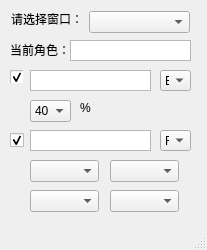
Qt form sg-util.ui (thebe4st/sg-helper) before a commit.
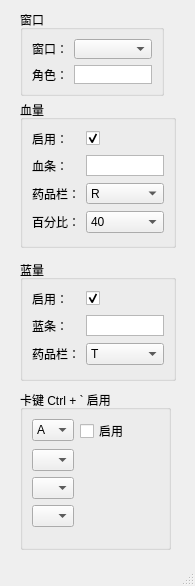
The same form after that commit.

Commit message: 优化界面、卡键新增全局快捷键 Ctrl + `

The edit to the form file:
```diff
--- a/sg-util.ui
+++ b/sg-util.ui
@@ -12,26 +12,26 @@
    <rect>
     <x>0</x>
     <y>0</y>
-    <width>207</width>
-    <height>250</height>
+    <width>195</width>
+    <height>586</height>
    </rect>
   </property>
   <property name="sizePolicy">
-   <sizepolicy hsizetype="Fixed" vsizetype="Fixed">
-    <horstretch>207</horstretch>
-    <verstretch>31</verstretch>
+   <sizepolicy hsizetype="Expanding" vsizetype="Expanding">
+    <horstretch>255</horstretch>
+    <verstretch>100</verstretch>
    </sizepolicy>
   </property>
   <property name="minimumSize">
    <size>
-    <width>207</width>
-    <height>250</height>
+    <width>195</width>
+    <height>586</height>
    </size>
   </property>
   <property name="maximumSize">
    <size>
-    <width>207</width>
-    <height>250</height>
+    <width>195</width>
+    <height>586</height>
    </size>
   </property>
   <property name="acceptDrops">
@@ -41,83 +41,28 @@
    <string>三国魔手</string>
   </property>
   <widget class="QWidget" name="centralwidget">
-   <widget class="QComboBox" name="WindowSelecter">
+   <widget class="QGroupBox" name="groupBox">
     <property name="geometry">
      <rect>
-      <x>89</x>
-      <y>11</y>
-      <width>101</width>
-      <height>22</height>
+      <x>20</x>
+      <y>100</y>
+      <width>156</width>
+      <height>148</height>
      </rect>
     </property>
-    <property name="layoutDirection">
-     <enum>Qt::LeftToRight</enum>
+    <property name="title">
+     <string>血量</string>
     </property>
-    <property name="editable">
-     <bool>false</bool>
-    </property>
-   </widget>
-   <widget class="QLabel" name="label">
-    <property name="geometry">
-     <rect>
-      <x>11</x>
-      <y>11</y>
-      <width>72</width>
-      <height>16</height>
-     </rect>
-    </property>
+    <layout class="QGridLayout" name="gridLayout">
+     <item row="0" column="0">
+      <widget class="QLabel" name="label_5">
     <property name="text">
-     <string>请选择窗口：</string>
-    </property>
-   </widget>
-   <widget class="QLabel" name="label_2">
-    <property name="geometry">
-     <rect>
-      <x>10</x>
-      <y>40</y>
-      <width>71</width>
-      <height>20</height>
-     </rect>
-    </property>
-    <property name="text">
-     <string>当前角色：</string>
-    </property>
-   </widget>
-   <widget class="QGraphicsView" name="CurrentRolePicture">
-    <property name="geometry">
-     <rect>
-      <x>70</x>
-      <y>40</y>
-      <width>121</width>
-      <height>21</height>
-     </rect>
-    </property>
-    <property name="lineWidth">
-     <number>8</number>
-    </property>
-    <property name="interactive">
-     <bool>false</bool>
-    </property>
-   </widget>
-   <widget class="QGraphicsView" name="CurrentBloodPicture">
-    <property name="geometry">
-     <rect>
-      <x>30</x>
-      <y>70</y>
-      <width>121</width>
-      <height>21</height>
-     </rect>
-    </property>
-   </widget>
+        <string>启用：</string>
+       </property>
+      </widget>
+     </item>
+     <item row="0" column="1">
    <widget class="QCheckBox" name="EnableBloodHelper">
-    <property name="geometry">
-     <rect>
-      <x>10</x>
-      <y>70</y>
-      <width>13</width>
-      <height>13</height>
-     </rect>
-    </property>
     <property name="text">
      <string/>
     </property>
@@ -125,15 +70,107 @@
      <bool>true</bool>
     </property>
    </widget>
+     </item>
+     <item row="1" column="0">
+      <widget class="QLabel" name="label_3">
+       <property name="text">
+        <string>血条：</string>
+       </property>
+      </widget>
+     </item>
+     <item row="1" column="1">
+      <widget class="QGraphicsView" name="CurrentBloodPicture">
+       <property name="sizePolicy">
+        <sizepolicy hsizetype="Fixed" vsizetype="Fixed">
+         <horstretch>0</horstretch>
+         <verstretch>0</verstretch>
+        </sizepolicy>
+       </property>
+       <property name="maximumSize">
+        <size>
+         <width>80</width>
+         <height>21</height>
+        </size>
+       </property>
+      </widget>
+     </item>
+     <item row="2" column="0">
+      <widget class="QLabel" name="label_4">
+       <property name="text">
+        <string>药品栏：</string>
+       </property>
+      </widget>
+     </item>
+     <item row="2" column="1">
+      <widget class="QComboBox" name="MinBloodKeySelecter">
+       <property name="maximumSize">
+        <size>
+         <width>80</width>
+         <height>21</height>
+        </size>
+       </property>
+       <property name="layoutDirection">
+        <enum>Qt::LayoutDirection::LeftToRight</enum>
+       </property>
+       <property name="editable">
+        <bool>false</bool>
+       </property>
+       <item>
+        <property name="text">
+         <string>R</string>
+        </property>
+       </item>
+       <item>
+        <property name="text">
+         <string>E</string>
+        </property>
+       </item>
+       <item>
+        <property name="text">
+         <string notr="true" extracomment="A1">A</string>
+        </property>
+       </item>
+       <item>
+        <property name="text">
+         <string>B</string>
+        </property>
+       </item>
+       <item>
+        <property name="text">
+         <string>C</string>
+        </property>
+       </item>
+       <item>
+        <property name="text">
+         <string>D</string>
+        </property>
+       </item>
+       <item>
+        <property name="text">
+         <string>Q</string>
+        </property>
+       </item>
+       <item>
+        <property name="text">
+         <string>W</string>
+        </property>
+       </item>
+       <item>
+        <property name="text">
+         <string>T</string>
+        </property>
+       </item>
+      </widget>
+     </item>
+     <item row="3" column="0">
+      <widget class="QLabel" name="label_6">
+       <property name="text">
+        <string>百分比：</string>
+       </property>
+      </widget>
+     </item>
+     <item row="3" column="1">
    <widget class="QComboBox" name="MinBloodPrecentageSelecter">
-    <property name="geometry">
-     <rect>
-      <x>30</x>
-      <y>100</y>
-      <width>41</width>
-      <height>22</height>
-     </rect>
-    </property>
     <item>
      <property name="text">
       <string>40</string>
@@ -155,15 +192,31 @@
      </property>
     </item>
    </widget>
+     </item>
+    </layout>
+   </widget>
+   <widget class="QGroupBox" name="groupBox_2">
+    <property name="geometry">
+     <rect>
+      <x>20</x>
+      <y>260</y>
+      <width>156</width>
+      <height>121</height>
+     </rect>
+    </property>
+    <property name="title">
+     <string>蓝量</string>
+    </property>
+    <layout class="QGridLayout" name="gridLayout_2">
+     <item row="0" column="0">
+      <widget class="QLabel" name="label_7">
+       <property name="text">
+        <string>启用：</string>
+       </property>
+      </widget>
+     </item>
+     <item row="0" column="1">
    <widget class="QCheckBox" name="EnableMagicHelper">
-    <property name="geometry">
-     <rect>
-      <x>10</x>
-      <y>130</y>
-      <width>16</width>
-      <height>20</height>
-     </rect>
-    </property>
     <property name="text">
      <string/>
     </property>
@@ -171,92 +224,44 @@
      <bool>true</bool>
     </property>
    </widget>
+     </item>
+     <item row="1" column="0">
+      <widget class="QLabel" name="label_8">
+       <property name="text">
+        <string>蓝条：</string>
+       </property>
+      </widget>
+     </item>
+     <item row="1" column="1">
    <widget class="QGraphicsView" name="CurrentMagicPicture">
-    <property name="geometry">
-     <rect>
-      <x>30</x>
-      <y>130</y>
-      <width>121</width>
+       <property name="maximumSize">
+        <size>
+         <width>80</width>
       <height>21</height>
-     </rect>
-    </property>
-   </widget>
-   <widget class="QComboBox" name="MinBloodKeySelecter">
-    <property name="geometry">
-     <rect>
-      <x>160</x>
-      <y>70</y>
-      <width>31</width>
-      <height>21</height>
-     </rect>
-    </property>
-    <property name="layoutDirection">
-     <enum>Qt::LeftToRight</enum>
-    </property>
-    <property name="editable">
-     <bool>false</bool>
-    </property>
-    <item>
-     <property name="text">
-      <string>E</string>
-     </property>
-    </item>
-    <item>
+        </size>
+       </property>
+      </widget>
+     </item>
+     <item row="2" column="0">
+      <widget class="QLabel" name="label_9">
      <property name="text">
-      <string notr="true" extracomment="A1">A</string>
-     </property>
-    </item>
-    <item>
-     <property name="text">
-      <string>B</string>
-     </property>
-    </item>
-    <item>
-     <property name="text">
-      <string>C</string>
-     </property>
-    </item>
-    <item>
-     <property name="text">
-      <string>D</string>
-     </property>
-    </item>
-    <item>
-     <property name="text">
-      <string>Q</string>
-     </property>
-    </item>
-    <item>
-     <property name="text">
-      <string>W</string>
-     </property>
-    </item>
-    <item>
-     <property name="text">
-      <string>R</string>
-     </property>
-    </item>
-    <item>
-     <property name="text">
-      <string>T</string>
-     </property>
-    </item>
-   </widget>
+        <string>药品栏：</string>
+       </property>
+      </widget>
+     </item>
+     <item row="2" column="1">
    <widget class="QComboBox" name="MinMagicKeySelecter">
-    <property name="geometry">
-     <rect>
-      <x>160</x>
-      <y>130</y>
-      <width>31</width>
-      <height>21</height>
-     </rect>
-    </property>
     <property name="layoutDirection">
      <enum>Qt::LeftToRight</enum>
     </property>
     <property name="editable">
      <bool>false</bool>
     </property>
+       <item>
+        <property name="text">
+         <string>T</string>
+        </property>
+       </item>
     <item>
      <property name="text">
       <string>R</string>
@@ -267,34 +272,25 @@
       <string>E</string>
      </property>
     </item>
-    <item>
-     <property name="text">
-      <string>T</string>
-     </property>
-    </item>
+      </widget>
+     </item>
+    </layout>
    </widget>
-   <widget class="QLabel" name="label_3">
+   <widget class="QGroupBox" name="groupBox_3">
     <property name="geometry">
      <rect>
-      <x>80</x>
-      <y>100</y>
-      <width>16</width>
-      <height>16</height>
+      <x>20</x>
+      <y>390</y>
+      <width>151</width>
+      <height>160</height>
      </rect>
     </property>
-    <property name="text">
-     <string>%</string>
+    <property name="title">
+     <string>卡键 Ctrl + ` 启用</string>
     </property>
-   </widget>
-   <widget class="QComboBox" name="Tick1">
-    <property name="geometry">
-     <rect>
-      <x>30</x>
-      <y>160</y>
-      <width>69</width>
-      <height>22</height>
-     </rect>
-    </property>
+    <layout class="QFormLayout" name="formLayout">
+     <item row="1" column="0">
+      <widget class="QComboBox" name="Tick4">
     <item>
      <property name="text">
       <string/>
@@ -346,15 +342,9 @@
      </property>
     </item>
    </widget>
+     </item>
+     <item row="2" column="0">
    <widget class="QComboBox" name="Tick2">
-    <property name="geometry">
-     <rect>
-      <x>110</x>
-      <y>160</y>
-      <width>69</width>
-      <height>22</height>
-     </rect>
-    </property>
     <item>
      <property name="text">
       <string/>
@@ -406,15 +396,9 @@
      </property>
     </item>
    </widget>
+     </item>
+     <item row="4" column="0">
    <widget class="QComboBox" name="Tick3">
-    <property name="geometry">
-     <rect>
-      <x>30</x>
-      <y>190</y>
-      <width>69</width>
-      <height>22</height>
-     </rect>
-    </property>
     <item>
      <property name="text">
       <string/>
@@ -466,18 +450,12 @@
      </property>
     </item>
    </widget>
-   <widget class="QComboBox" name="Tick4">
-    <property name="geometry">
-     <rect>
-      <x>110</x>
-      <y>190</y>
-      <width>69</width>
-      <height>22</height>
-     </rect>
-    </property>
+     </item>
+     <item row="0" column="0">
+      <widget class="QComboBox" name="Tick1">
     <item>
      <property name="text">
-      <string/>
+         <string>A</string>
      </property>
     </item>
     <item>
@@ -525,6 +503,77 @@
       <string>T</string>
      </property>
     </item>
+      </widget>
+     </item>
+     <item row="0" column="1">
+      <widget class="QCheckBox" name="StuckKeyStatus">
+       <property name="text">
+        <string>启用</string>
+       </property>
+      </widget>
+     </item>
+    </layout>
+   </widget>
+   <widget class="QGroupBox" name="groupBox_4">
+    <property name="geometry">
+     <rect>
+      <x>20</x>
+      <y>10</y>
+      <width>144</width>
+      <height>86</height>
+     </rect>
+    </property>
+    <property name="title">
+     <string>窗口</string>
+    </property>
+    <layout class="QGridLayout" name="gridLayout_4">
+     <item row="0" column="0">
+      <widget class="QLabel" name="label">
+       <property name="text">
+        <string>窗口：</string>
+       </property>
+      </widget>
+     </item>
+     <item row="0" column="1">
+      <widget class="QComboBox" name="WindowSelecter">
+       <property name="maximumSize">
+        <size>
+         <width>80</width>
+         <height>21</height>
+        </size>
+       </property>
+       <property name="layoutDirection">
+        <enum>Qt::LayoutDirection::LeftToRight</enum>
+       </property>
+       <property name="editable">
+        <bool>false</bool>
+       </property>
+      </widget>
+     </item>
+     <item row="1" column="0">
+      <widget class="QLabel" name="label_2">
+       <property name="text">
+        <string>角色：</string>
+       </property>
+      </widget>
+     </item>
+     <item row="1" column="1">
+      <widget class="QGraphicsView" name="CurrentRolePicture">
+       <property name="maximumSize">
+        <size>
+         <width>80</width>
+         <height>21</height>
+        </size>
+       </property>
+       <property name="lineWidth">
+        <number>8</number>
+       </property>
+       <property name="interactive">
+        <bool>false</bool>
+       </property>
+      </widget>
+     </item>
+    </layout>
    </widget>
   </widget>
   <widget class="QStatusBar" name="statusbar"/>
```
Left out of the diff: 42 changed lines with no effect on the pictures. Lines whose indentation alone changed are shown as unchanged. The commit also changes 6 other files.
